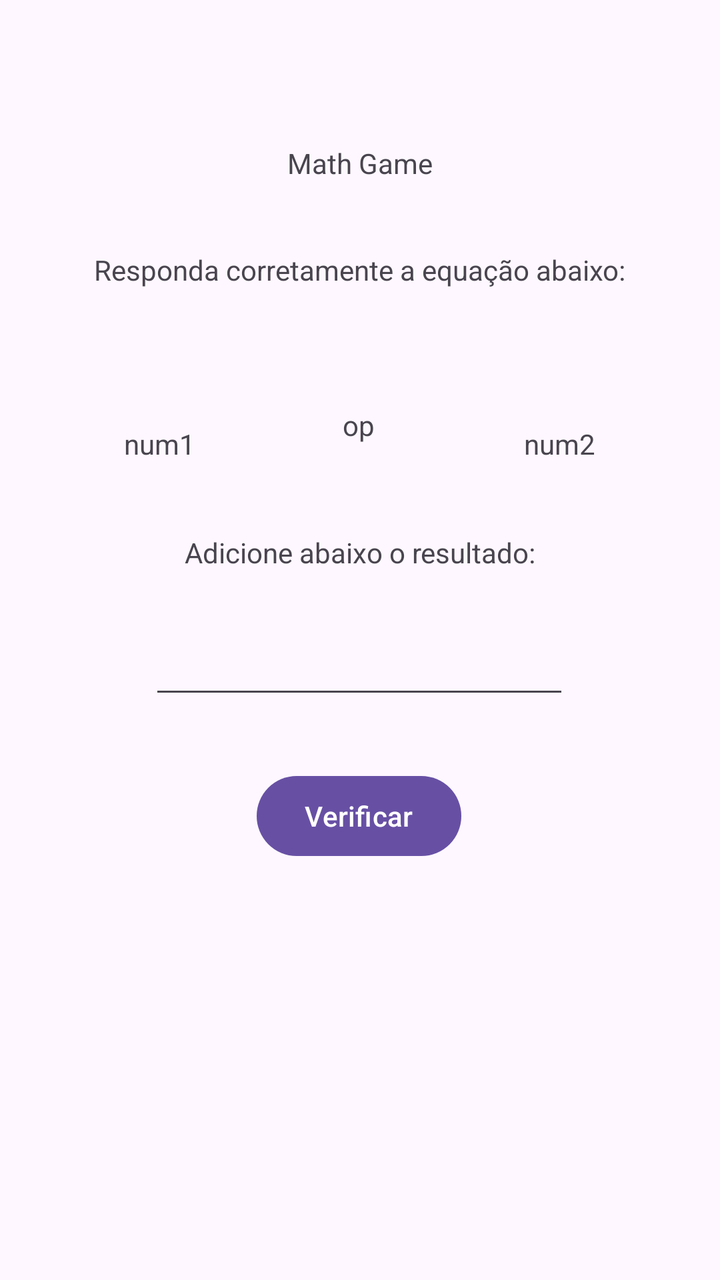
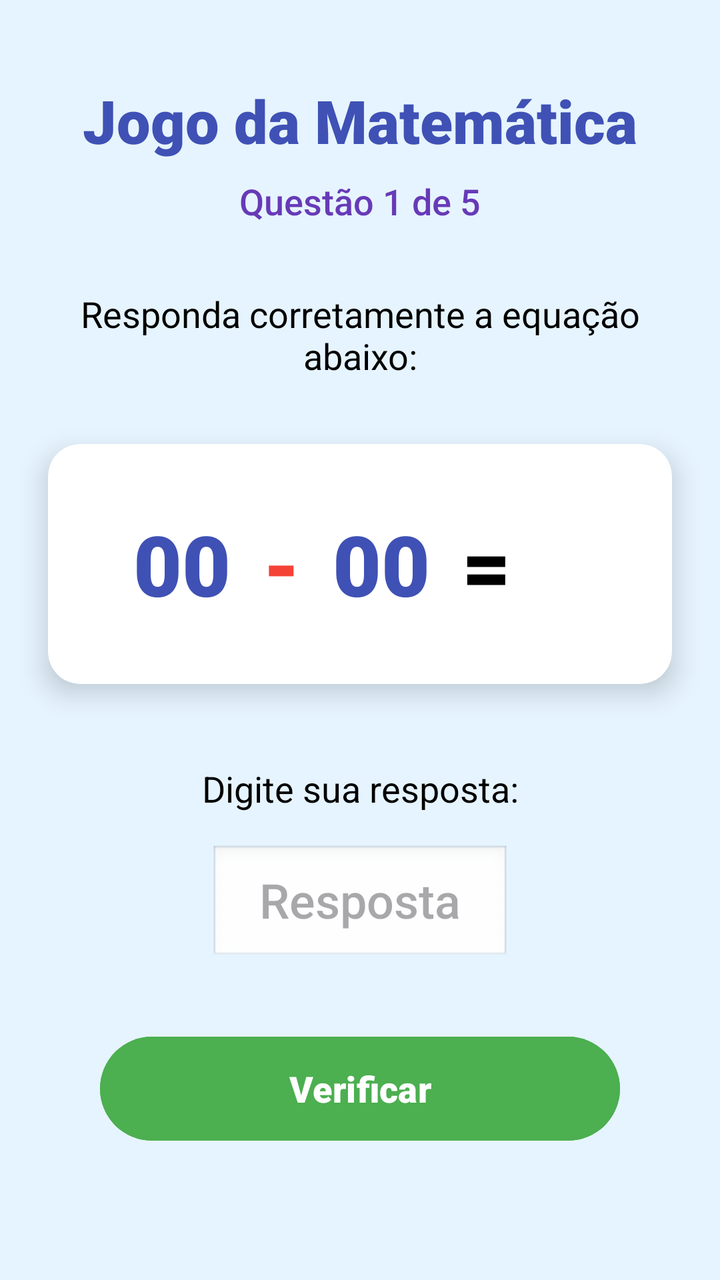

Two renders of the same Android screen: before a commit and after it. Below are the layout's source before the change and the commit's diff.
<!-- AndroidManifest.xml: application theme Theme.MathGame -->
<!-- res/layout/activity_main.xml -->
<?xml version="1.0" encoding="utf-8"?>
<androidx.constraintlayout.widget.ConstraintLayout xmlns:android="http://schemas.android.com/apk/res/android"
    xmlns:app="http://schemas.android.com/apk/res-auto"
    xmlns:tools="http://schemas.android.com/tools"
    android:id="@+id/main"
    android:layout_width="match_parent"
    android:layout_height="match_parent"
    tools:context=".MainActivity">

    <TextView
        android:id="@+id/textView2"
        android:layout_width="wrap_content"
        android:layout_height="wrap_content"
        android:text="Math Game"
        app:layout_constraintBottom_toBottomOf="parent"
        app:layout_constraintEnd_toEndOf="parent"
        app:layout_constraintStart_toStartOf="parent"
        app:layout_constraintTop_toTopOf="parent"
        app:layout_constraintVertical_bias="0.116" />

    <TextView
        android:id="@+id/textView"
        android:layout_width="wrap_content"
        android:layout_height="wrap_content"
        android:text="Responda corretamente a equação abaixo:"
        app:layout_constraintBottom_toBottomOf="parent"
        app:layout_constraintEnd_toEndOf="parent"
        app:layout_constraintStart_toStartOf="parent"
        app:layout_constraintTop_toBottomOf="@+id/textView2"
        app:layout_constraintVertical_bias="0.065" />

    <TextView
        android:id="@+id/num1"
        android:layout_width="wrap_content"
        android:layout_height="wrap_content"
        android:layout_marginTop="87dp"
        android:text="num1"
        app:layout_constraintBottom_toBottomOf="parent"
        app:layout_constraintEnd_toEndOf="parent"
        app:layout_constraintHorizontal_bias="0.191"
        app:layout_constraintStart_toStartOf="parent"
        app:layout_constraintTop_toTopOf="@+id/textView"
        app:layout_constraintVertical_bias="0.0" />

    <TextView
        android:id="@+id/operator"
        android:layout_width="wrap_content"
        android:layout_height="wrap_content"
        android:text="op"
        app:layout_constraintBottom_toBottomOf="parent"
        app:layout_constraintEnd_toStartOf="@+id/num2"
        app:layout_constraintHorizontal_bias="0.497"
        app:layout_constraintStart_toEndOf="@+id/num1"
        app:layout_constraintTop_toBottomOf="@+id/textView"
        app:layout_constraintVertical_bias="0.123" />

    <TextView
        android:id="@+id/num2"
        android:layout_width="wrap_content"
        android:layout_height="wrap_content"
        android:layout_marginTop="87dp"
        android:text="num2"
        app:layout_constraintBottom_toBottomOf="parent"
        app:layout_constraintEnd_toEndOf="parent"
        app:layout_constraintHorizontal_bias="0.808"
        app:layout_constraintStart_toStartOf="parent"
        app:layout_constraintTop_toTopOf="@+id/textView"
        app:layout_constraintVertical_bias="0.0" />

    <TextView
        android:id="@+id/textView6"
        android:layout_width="wrap_content"
        android:layout_height="wrap_content"
        android:text="Adicione abaixo o resultado:"
        app:layout_constraintBottom_toBottomOf="parent"
        app:layout_constraintEnd_toEndOf="parent"
        app:layout_constraintStart_toStartOf="parent"
        app:layout_constraintTop_toBottomOf="@+id/operator"
        app:layout_constraintVertical_bias="0.112" />

    <EditText
        android:id="@+id/answer"
        android:layout_width="wrap_content"
        android:layout_height="wrap_content"
        android:ems="10"
        android:inputType="number"
        app:layout_constraintBottom_toTopOf="@+id/button"
        app:layout_constraintEnd_toEndOf="parent"
        app:layout_constraintHorizontal_bias="0.497"
        app:layout_constraintStart_toStartOf="parent"
        app:layout_constraintTop_toBottomOf="@+id/textView6"
        app:layout_constraintVertical_bias="0.478" />

    <Button
        android:id="@+id/button"
        android:layout_width="wrap_content"
        android:layout_height="wrap_content"
        android:layout_marginBottom="208dp"
        android:text="Verificar"
        app:layout_constraintBottom_toBottomOf="parent"
        app:layout_constraintEnd_toEndOf="parent"
        app:layout_constraintHorizontal_bias="0.498"
        app:layout_constraintStart_toStartOf="parent" />

</androidx.constraintlayout.widget.ConstraintLayout>
<!-- resources referenced by this layout -->
<resources>
  <style name="Theme.MathGame" parent="Base.Theme.MathGame" />
  <style name="Base.Theme.MathGame" parent="Theme.Material3.DayNight.NoActionBar">
          
          
      </style>
</resources>

<!-- the commit's change to res/layout/activity_main.xml (unified diff, before → after) -->
@@ -5,101 +5,204 @@
     android:id="@+id/main"
     android:layout_width="match_parent"
     android:layout_height="match_parent"
+    android:background="#E6F4FF"
     tools:context=".MainActivity">
 
     <TextView
-        android:id="@+id/textView2"
+        android:id="@+id/titleTextView"
         android:layout_width="wrap_content"
         android:layout_height="wrap_content"
-        android:text="Math Game"
-        app:layout_constraintBottom_toBottomOf="parent"
-        app:layout_constraintEnd_toEndOf="parent"
-        app:layout_constraintStart_toStartOf="parent"
-        app:layout_constraintTop_toTopOf="parent"
-        app:layout_constraintVertical_bias="0.116" />
-
-    <TextView
-        android:id="@+id/textView"
+        android:layout_marginTop="40dp"
+        android:fontFamily="sans-serif-black"
+        android:text="Jogo da Matemática"
+        android:textColor="#3F51B5"
+        android:textSize="30sp"
+        android:textStyle="bold"
+        app:layout_constraintEnd_toEndOf="parent"
+        app:layout_constraintStart_toStartOf="parent"
+        app:layout_constraintTop_toTopOf="parent" />
+
+    <TextView
+        android:id="@+id/questionNumberText"
         android:layout_width="wrap_content"
         android:layout_height="wrap_content"
+        android:layout_marginTop="8dp"
+        android:fontFamily="sans-serif-medium"
+        android:text="Questão 1 de 5"
+        android:textColor="#673AB7"
+        android:textSize="18sp"
+        app:layout_constraintEnd_toEndOf="parent"
+        app:layout_constraintStart_toStartOf="parent"
+        app:layout_constraintTop_toBottomOf="@+id/titleTextView" />
+
+    <TextView
+        android:id="@+id/instructionText"
+        android:layout_width="0dp"
+        android:layout_height="wrap_content"
+        android:layout_marginStart="16dp"
+        android:layout_marginTop="32dp"
+        android:layout_marginEnd="16dp"
+        android:fontFamily="sans-serif"
+        android:gravity="center"
         android:text="Responda corretamente a equação abaixo:"
-        app:layout_constraintBottom_toBottomOf="parent"
-        app:layout_constraintEnd_toEndOf="parent"
-        app:layout_constraintStart_toStartOf="parent"
-        app:layout_constraintTop_toBottomOf="@+id/textView2"
-        app:layout_constraintVertical_bias="0.065" />
-
-    <TextView
-        android:id="@+id/num1"
+        android:textColor="#000000"
+        android:textSize="18sp"
+        app:layout_constraintEnd_toEndOf="parent"
+        app:layout_constraintStart_toStartOf="parent"
+        app:layout_constraintTop_toBottomOf="@+id/questionNumberText" />
+
+    <androidx.cardview.widget.CardView
+        android:id="@+id/equationCard"
+        android:layout_width="match_parent"
+        android:layout_height="120dp"
+        android:layout_marginStart="24dp"
+        android:layout_marginTop="32dp"
+        android:layout_marginEnd="24dp"
+        app:cardBackgroundColor="#FFFFFF"
+        app:cardCornerRadius="16dp"
+        app:cardElevation="8dp"
+        app:layout_constraintEnd_toEndOf="parent"
+        app:layout_constraintStart_toStartOf="parent"
+        app:layout_constraintTop_toBottomOf="@+id/instructionText">
+
+        <LinearLayout
+            android:layout_width="match_parent"
+            android:layout_height="match_parent"
+            android:gravity="center"
+            android:orientation="horizontal">
+
+            <TextView
+                android:id="@+id/num1"
+                android:layout_width="wrap_content"
+                android:layout_height="wrap_content"
+                android:fontFamily="sans-serif-black"
+                android:text="00"
+                android:textColor="#3F51B5"
+                android:textSize="42sp"
+                android:textStyle="bold" />
+
+            <TextView
+                android:id="@+id/operator"
+                android:layout_width="wrap_content"
+                android:layout_height="wrap_content"
+                android:layout_marginStart="16dp"
+                android:layout_marginEnd="16dp"
+                android:fontFamily="sans-serif-black"
+                android:text="-"
+                android:textColor="#F44336"
+                android:textSize="42sp"
+                android:textStyle="bold" />
+
+            <TextView
+                android:id="@+id/num2"
+                android:layout_width="wrap_content"
+                android:layout_height="wrap_content"
+                android:fontFamily="sans-serif-black"
+                android:text="00"
+                android:textColor="#3F51B5"
+                android:textSize="42sp"
+                android:textStyle="bold" />
+
+            <TextView
+                android:layout_width="wrap_content"
+                android:layout_height="wrap_content"
+                android:layout_marginStart="16dp"
+                android:fontFamily="sans-serif-black"
+                android:text="="
+                android:textColor="#000000"
+                android:textSize="42sp"
+                android:textStyle="bold" />
+
+            <TextView
+                android:id="@+id/correctAnswerText"
+                android:layout_width="wrap_content"
+                android:layout_height="wrap_content"
+                android:layout_marginStart="16dp"
+                android:fontFamily="sans-serif-black"
+                android:text="?"
+                android:textColor="#4CAF50"
+                android:textSize="42sp"
+                android:textStyle="bold"
+                android:visibility="invisible" />
+        </LinearLayout>
+    </androidx.cardview.widget.CardView>
+
+    <TextView
+        android:id="@+id/answerLabel"
         android:layout_width="wrap_content"
         android:layout_height="wrap_content"
-        android:layout_marginTop="87dp"
-        android:text="num1"
-        app:layout_constraintBottom_toBottomOf="parent"
-        app:layout_constraintEnd_toEndOf="parent"
-        app:layout_constraintHorizontal_bias="0.191"
-        app:layout_constraintStart_toStartOf="parent"
-        app:layout_constraintTop_toTopOf="@+id/textView"
-        app:layout_constraintVertical_bias="0.0" />
-
-    <TextView
-        android:id="@+id/operator"
-        android:layout_width="wrap_content"
-        android:layout_height="wrap_content"
-        android:text="op"
-        app:layout_constraintBottom_toBottomOf="parent"
-        app:layout_constraintEnd_toStartOf="@+id/num2"
-        app:layout_constraintHorizontal_bias="0.497"
-        app:layout_constraintStart_toEndOf="@+id/num1"
-        app:layout_constraintTop_toBottomOf="@+id/textView"
-        app:layout_constraintVertical_bias="0.123" />
-
-    <TextView
-        android:id="@+id/num2"
-        android:layout_width="wrap_content"
-        android:layout_height="wrap_content"
-        android:layout_marginTop="87dp"
-        android:text="num2"
-        app:layout_constraintBottom_toBottomOf="parent"
-        app:layout_constraintEnd_toEndOf="parent"
-        app:layout_constraintHorizontal_bias="0.808"
-        app:layout_constraintStart_toStartOf="parent"
-        app:layout_constraintTop_toTopOf="@+id/textView"
-        app:layout_constraintVertical_bias="0.0" />
-
-    <TextView
-        android:id="@+id/textView6"
-        android:layout_width="wrap_content"
-        android:layout_height="wrap_content"
-        android:text="Adicione abaixo o resultado:"
-        app:layout_constraintBottom_toBottomOf="parent"
-        app:layout_constraintEnd_toEndOf="parent"
-        app:layout_constraintStart_toStartOf="parent"
-        app:layout_constraintTop_toBottomOf="@+id/operator"
-        app:layout_constraintVertical_bias="0.112" />
+        android:layout_marginTop="40dp"
+        android:fontFamily="sans-serif"
+        android:text="Digite sua resposta:"
+        android:textColor="#000000"
+        android:textSize="18sp"
+        app:layout_constraintEnd_toEndOf="parent"
+        app:layout_constraintStart_toStartOf="parent"
+        app:layout_constraintTop_toBottomOf="@+id/equationCard" />
 
     <EditText
-        android:id="@+id/answer"
-        android:layout_width="wrap_content"
-        android:layout_height="wrap_content"
+        android:id="@+id/answerInput"
+        android:layout_width="150dp"
+        android:layout_height="60dp"
+        android:layout_marginTop="16dp"
+        android:background="@android:drawable/edit_text"
         android:ems="10"
+        android:fontFamily="sans-serif-medium"
+        android:gravity="center"
+        android:hint="Resposta"
         android:inputType="number"
-        app:layout_constraintBottom_toTopOf="@+id/button"
-        app:layout_constraintEnd_toEndOf="parent"
-        app:layout_constraintHorizontal_bias="0.497"
-        app:layout_constraintStart_toStartOf="parent"
-        app:layout_constraintTop_toBottomOf="@+id/textView6"
-        app:layout_constraintVertical_bias="0.478" />
+        android:textSize="24sp"
+        app:layout_constraintEnd_toEndOf="parent"
+        app:layout_constraintStart_toStartOf="parent"
+        app:layout_constraintTop_toBottomOf="@+id/answerLabel" />
 
     <Button
-        android:id="@+id/button"
-        android:layout_width="wrap_content"
-        android:layout_height="wrap_content"
-        android:layout_marginBottom="208dp"
+        android:id="@+id/checkButton"
+        android:layout_width="0dp"
+        android:layout_height="60dp"
+        android:layout_marginStart="50dp"
+        android:layout_marginTop="32dp"
+        android:layout_marginEnd="50dp"
+        android:backgroundTint="#4CAF50"
+        android:fontFamily="sans-serif-black"
         android:text="Verificar"
-        app:layout_constraintBottom_toBottomOf="parent"
-        app:layout_constraintEnd_toEndOf="parent"
-        app:layout_constraintHorizontal_bias="0.498"
-        app:layout_constraintStart_toStartOf="parent" />
+        android:textColor="#FFFFFF"
+        android:textSize="18sp"
+        app:layout_constraintEnd_toEndOf="parent"
+        app:layout_constraintStart_toStartOf="parent"
+        app:layout_constraintTop_toBottomOf="@+id/answerInput" />
+
+    <Button
+        android:id="@+id/nextButton"
+        android:layout_width="0dp"
+        android:layout_height="60dp"
+        android:layout_marginStart="50dp"
+        android:layout_marginTop="16dp"
+        android:layout_marginEnd="50dp"
+        android:backgroundTint="#3F51B5"
+        android:fontFamily="sans-serif-black"
+        android:text="Próxima Questão"
+        android:textColor="#FFFFFF"
+        android:textSize="18sp"
+        android:visibility="invisible"
+        app:layout_constraintEnd_toEndOf="parent"
+        app:layout_constraintStart_toStartOf="parent"
+        app:layout_constraintTop_toBottomOf="@+id/checkButton" />
+
+    <TextView
+        android:id="@+id/resultText"
+        android:layout_width="0dp"
+        android:layout_height="wrap_content"
+        android:layout_marginStart="24dp"
+        android:layout_marginTop="16dp"
+        android:layout_marginEnd="24dp"
+        android:fontFamily="sans-serif-medium"
+        android:gravity="center"
+        android:textColor="#000000"
+        android:textSize="18sp"
+        android:visibility="invisible"
+        app:layout_constraintEnd_toEndOf="parent"
+        app:layout_constraintStart_toStartOf="parent"
+        app:layout_constraintTop_toBottomOf="@+id/nextButton" />
 
 </androidx.constraintlayout.widget.ConstraintLayout>
<!-- resource entries referenced after the edit -->
@@ -3,7 +3,6 @@
   <style name="Theme.MathGame" parent="Base.Theme.MathGame" />
   <style name="Base.Theme.MathGame" parent="Theme.Material3.DayNight.NoActionBar">
           
-          
       </style>
 </resources>
 
